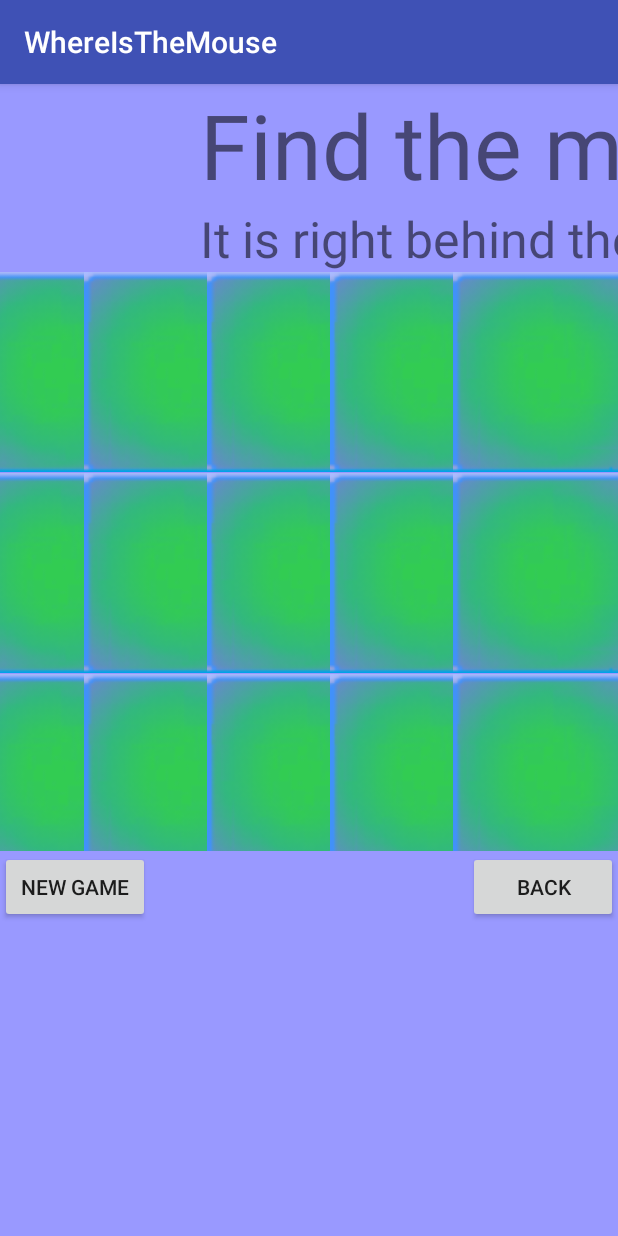
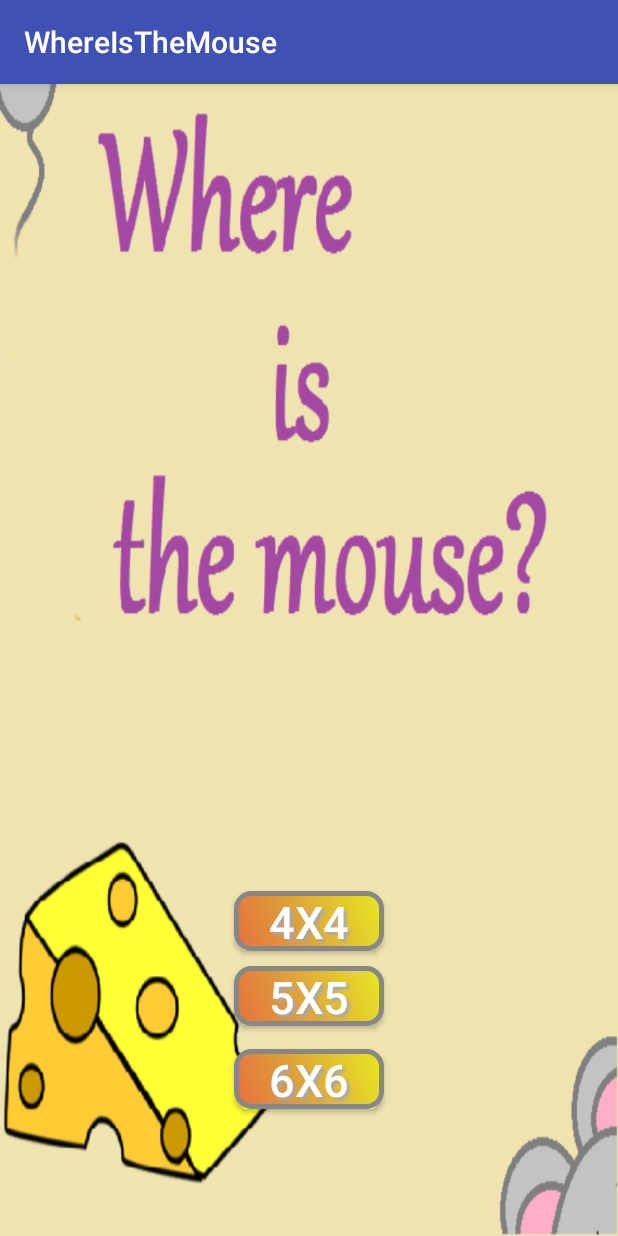
Before and after one commit to tutochechka/WhereIsTheMouse, an Android app: the screen it shows after launch (GameActivity before the commit, MainActivity after it), on a phone screen of 412 x 824 dp. Run offline under Robolectric (Android 15) with nearby library versions, the phone set to English and light mode, and no system bars.

Commit message:
finished progect

```diff
--- a/WhereIsTheMouse/app/src/main/AndroidManifest.xml
+++ b/WhereIsTheMouse/app/src/main/AndroidManifest.xml
@@ -8,13 +8,14 @@
         android:label="@string/app_name"
         android:supportsRtl="true"
         android:theme="@style/AppTheme">
-        <activity android:name=".GameActivity">
+        <activity android:name=".MainActivity">
             <intent-filter>
                 <action android:name="android.intent.action.MAIN" />
 
                 <category android:name="android.intent.category.LAUNCHER" />
             </intent-filter>
         </activity>
+        <activity android:name=".GameActivity"></activity>
     </application>
 
 </manifest>
--- a/WhereIsTheMouse/app/src/main/java/com/gazina/sveta/whereisthemouse/CellControl.java
+++ b/WhereIsTheMouse/app/src/main/java/com/gazina/sveta/whereisthemouse/CellControl.java
@@ -6,7 +6,7 @@ import java.util.Random;
  * Created by Sveta on 5/23/2016.
  */
 public class CellControl {
-    private int size = 5;
+    private static int size = 5;
     private int gameField [][] = new int[size][size];
 
     public int[][] getGameField() {
@@ -22,9 +22,12 @@ public class CellControl {
     public int getSize() {
         return size;
     }
-    public void setNewGame(){
-        for (int i = 0; i < size; i++) {
-            for (int j = 0; j < size; j++) {
+    public void setNewGame(int number){
+        size = number;
+        gameField = new int[size][size];
+
+        for (int i = 0; i < size-1; i++) {
+            for (int j = 0; j < size-1; j++) {
                 gameField[i][j] = 0;
             }
         }
@@ -45,7 +48,7 @@ public class CellControl {
                 return R.drawable.n;
             }
         }
-        for (int i = row + 1; i < size; i++) {
+        for (int i = row + 1; i < size-1; i++) {
             if (gameField[i][column] == 1){
                 return R.drawable.s;
             }
@@ -55,7 +58,7 @@ public class CellControl {
                 return R.drawable.w;
             }
         }
-        for (int i = column + 1; i < size; i++) {
+        for (int i = column + 1; i < size-1; i++) {
             if (gameField[row][i] == 1){
                 return R.drawable.e;
             }
@@ -71,7 +74,7 @@ public class CellControl {
 
         }
         j = column;
-        for (int i = row + 1; i < size ; i++) {
+        for (int i = row + 1; i < size-1 ; i++) {
             j--;
             if (j >= 0 && gameField[i][j] == 1) {
                 return R.drawable.sw;
@@ -89,7 +92,7 @@ public class CellControl {
         }
 
         j = column;
-        for (int i = row + 1; i < size ; i++) {
+        for (int i = row + 1; i < size-1 ; i++) {
             j++;
             if (j < size && gameField[i][j] == 1) {
                 return R.drawable.se;
--- a/WhereIsTheMouse/app/src/main/java/com/gazina/sveta/whereisthemouse/GameActivity.java
+++ b/WhereIsTheMouse/app/src/main/java/com/gazina/sveta/whereisthemouse/GameActivity.java
@@ -17,7 +17,8 @@ public class GameActivity extends AppCompatActivity {
     public void onCreate(Bundle savedInstanceState) {
         super.onCreate(savedInstanceState);
         setContentView(R.layout.activity_game);
-        control.setNewGame();
+        int number = getIntent().getIntExtra("size",control.getSize());
+        control.setNewGame(number);
 
         GridView gridview = (GridView) findViewById(R.id.gridview);
         gridview.setAdapter(new ImageAdapter(this, control.getSize() * control.getSize()));
@@ -56,7 +57,7 @@ public class GameActivity extends AppCompatActivity {
 
                 // Start NewActivity.class
                 Intent myIntent = new Intent(GameActivity.this,
-                        GameActivity.class);
+                        MainActivity.class);
                 startActivity(myIntent);
             }
 
--- /dev/null
+++ b/WhereIsTheMouse/app/src/main/java/com/gazina/sveta/whereisthemouse/MainActivity.java
@@ -0,0 +1,58 @@
+package com.gazina.sveta.whereisthemouse;
+
+import android.content.Intent;
+import android.support.v7.app.AppCompatActivity;
+import android.os.Bundle;
+import android.view.View;
+import android.widget.Button;
+
+public class MainActivity extends AppCompatActivity {
+    static int size = 2;
+
+    @Override
+    protected void onCreate(Bundle savedInstanceState) {
+        super.onCreate(savedInstanceState);
+        setContentView(R.layout.activity_main);
+        Button fourButton = (Button) findViewById(R.id.four);
+        Button fiveButton = (Button) findViewById(R.id.five);
+        Button sixButton = (Button) findViewById(R.id.six);
+
+        // Capture button clicks
+        fourButton.setOnClickListener(new View.OnClickListener() {
+            public void onClick(View arg0) {
+                size = 4;
+
+                // Start NewActivity.class
+                Intent myIntent = new Intent(MainActivity.this,
+                        GameActivity.class);
+                myIntent.putExtra("size", size);
+                startActivity(myIntent);
+            }
+
+        });
+        fiveButton.setOnClickListener(new View.OnClickListener() {
+            public void onClick(View arg0) {
+                size = 5;
+
+                // Start NewActivity.class
+                Intent myIntent = new Intent(MainActivity.this,
+                        GameActivity.class);
+                myIntent.putExtra("size", size);
+                startActivity(myIntent);
+            }
+
+        });
+        sixButton.setOnClickListener(new View.OnClickListener() {
+            public void onClick(View arg0) {
+                size = 6;
+
+                // Start NewActivity.class
+                Intent myIntent = new Intent(MainActivity.this,
+                        GameActivity.class);
+                myIntent.putExtra("size", size);
+                startActivity(myIntent);
+            }
+
+        });
+    }
+}
--- /dev/null
+++ b/WhereIsTheMouse/app/src/main/res/drawable/buttonshape.xml
@@ -0,0 +1,28 @@
+<?xml version="1.0" encoding="utf-8"?>
+<shape xmlns:android="http://schemas.android.com/apk/res/android" android:shape="rectangle" >
+    <corners
+        android:radius="10dp"
+        />
+    <gradient
+        android:angle="45"
+        android:centerX="35%"
+        android:centerColor="#DE983C"
+        android:startColor="#E8703C"
+        android:endColor="#E8E823"
+        android:type="linear"
+        />
+    <padding
+        android:left="0dp"
+        android:top="0dp"
+        android:right="0dp"
+        android:bottom="0dp"
+        />
+    <size
+        android:width="100dp"
+        android:height="40dp"
+        />
+    <stroke
+        android:width="3dp"
+        android:color="#878787"
+        />
+</shape>
--- /dev/null
+++ b/WhereIsTheMouse/app/src/main/res/layout/activity_main.xml
@@ -0,0 +1,61 @@
+<?xml version="1.0" encoding="utf-8"?>
+<RelativeLayout xmlns:android="http://schemas.android.com/apk/res/android"
+    xmlns:tools="http://schemas.android.com/tools"
+    android:layout_width="match_parent"
+    android:layout_height="match_parent"
+    android:paddingBottom="@dimen/activity_vertical_margin"
+    android:paddingLeft="@dimen/activity_horizontal_margin"
+    android:paddingRight="@dimen/activity_horizontal_margin"
+    android:paddingTop="@dimen/activity_vertical_margin"
+    android:background="@drawable/first"
+    tools:context="com.gazina.sveta.whereisthemouse.MainActivity">
+
+    <Button
+        android:id="@+id/four"
+        android:text="4x4"
+        android:textColor="#FFFFFF"
+        android:textSize="30sp"
+        android:layout_width="100dp"
+        android:layout_height="40dp"
+        android:background="@drawable/buttonshape"
+        android:shadowColor="#A8A8A8"
+        android:shadowDx="3"
+        android:shadowDy="3"
+        android:shadowRadius="2"
+        android:layout_alignParentBottom="true"
+        android:layout_centerHorizontal="true"
+        android:layout_marginBottom="174dp" />
+
+    <Button
+        android:id="@+id/five"
+        android:text="5X5"
+        android:textColor="#FFFFFF"
+        android:textSize="30sp"
+        android:layout_width="100dp"
+        android:layout_height="40dp"
+        android:background="@drawable/buttonshape"
+        android:shadowColor="#A8A8A8"
+        android:shadowDx="3"
+        android:shadowDy="3"
+        android:shadowRadius="2"
+        android:layout_marginTop="50dp"
+        android:layout_alignTop="@+id/four"
+        android:layout_centerHorizontal="true" />
+
+    <Button
+        android:id="@+id/six"
+        android:text="6X6"
+        android:textColor="#FFFFFF"
+        android:textSize="30sp"
+        android:layout_width="100dp"
+        android:layout_height="40dp"
+        android:layout_marginTop="15dp"
+        android:background="@drawable/buttonshape"
+        android:shadowColor="#A8A8A8"
+        android:shadowDx="3"
+        android:shadowDy="3"
+        android:shadowRadius="2"
+        android:layout_below="@+id/five"
+        android:layout_alignLeft="@+id/five"
+        android:layout_alignStart="@+id/five" />
+</RelativeLayout>
```
Also changed, not shown: WhereIsTheMouse/app/src/main/res/drawable/first.png (added), WhereIsTheMouse/app/src/main/res/drawable/logo.png (added).
